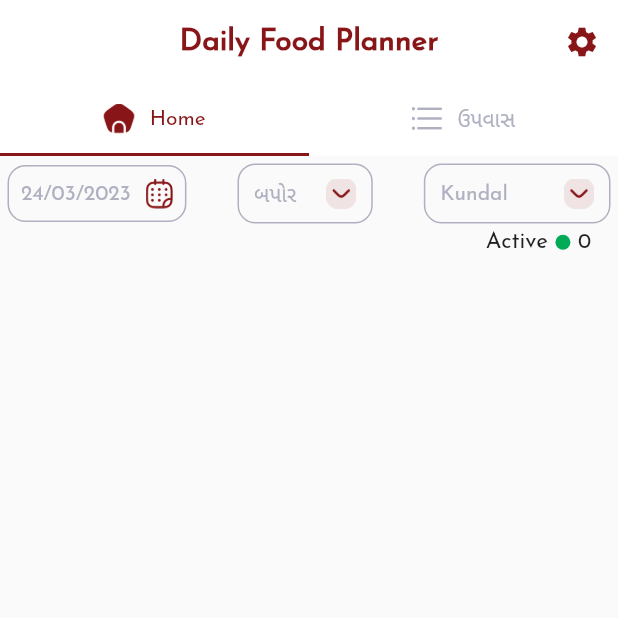
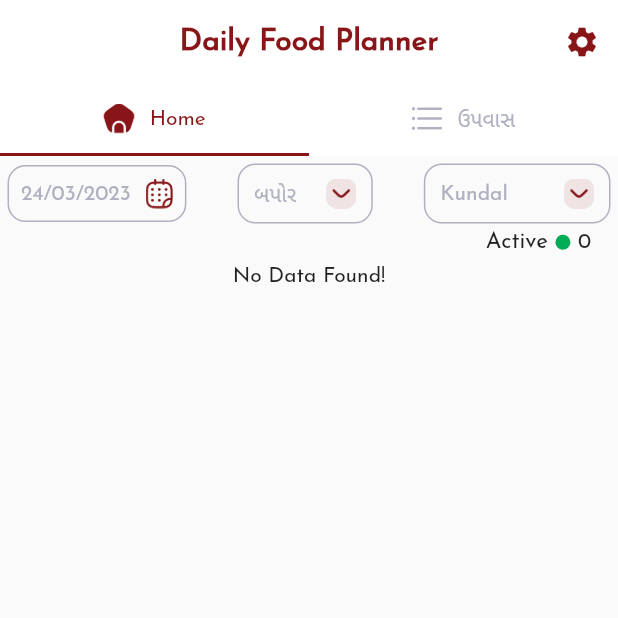
Before and after one commit to KhilanVitthani/food_planner_app, a Flutter app: the screen it shows after launch, scrolled down 576 dp, after a tap on "Save", on a phone screen of 412 x 824 dp, the top half of it. Run offline on Flutter 3.47's test engine with Material 2 defaults, Android fonts, the phone set to English and light mode, and no system bars; our stand-ins replace get, get_it, get_storage, sqflite; accounts and stored records are empty.

Commit message:
full app done.

```diff
--- a/lib/app/modules/home/views/home_view.dart
+++ b/lib/app/modules/home/views/home_view.dart
@@ -1,6 +1,6 @@
 import 'package:flutter/material.dart';
+import 'package:food_planner_app/constants/sizeConstant.dart';
 import 'package:food_planner_app/models/selected_model.dart';
-import 'package:food_planner_app/utilities/progress_dialog_utils.dart';
 
 import 'package:get/get.dart';
 
@@ -13,6 +13,7 @@ class HomeView extends GetView<HomeController> {
   const HomeView({Key? key}) : super(key: key);
   @override
   Widget build(BuildContext context) {
+    MySize().init(context);
     return GetBuilder<HomeController>(
         init: HomeController(),
         builder: (controller) {
@@ -200,10 +201,22 @@ class HomeView extends GetView<HomeController> {
                             child: Padding(
                               padding: EdgeInsets.symmetric(horizontal: 5.0),
                               child: SingleChildScrollView(
+                                physics: BouncingScrollPhysics(),
                                 child: Column(
                                   children: [
-                                    GridView.builder(
-                                      physics: NeverScrollableScrollPhysics(),
+                                    (controller.userList
+                                            .where((element) =>
+                                                element.location.value ==
+                                                controller
+                                                    .dropdownlocation.value)
+                                            .toList()
+                                            .isEmpty)
+                                        ? Container(
+                                            height: MySize.screenHeight,
+                                            child: Text("No Data Found!"))
+                                        : GridView.builder(
+                                            physics:
+                                                NeverScrollableScrollPhysics(),
                                             shrinkWrap: true,
                                             gridDelegate:
                                                 SliverGridDelegateWithFixedCrossAxisCount(
@@ -213,17 +226,20 @@ class HomeView extends GetView<HomeController> {
                                             itemCount: controller.userList
                                                 .where((element) =>
                                                     element.location.value ==
-                                              controller.dropdownlocation.value)
+                                                    controller
+                                                        .dropdownlocation.value)
                                                 .toList()
                                                 .length,
                                             itemBuilder: (context, index) {
                                               return InkWell(
                                                 onTap: () {
-                                            if (controller
-                                                .attendanceList.isNotEmpty) {
-                                              int mId = controller.userList
+                                                  if (controller.attendanceList
+                                                      .isNotEmpty) {
+                                                    int mId = controller
+                                                        .userList
                                                         .where((element) =>
-                                                      element.location.value ==
+                                                            element.location
+                                                                .value ==
                                                             controller
                                                                 .dropdownlocation
                                                                 .value)
@@ -235,38 +251,58 @@ class HomeView extends GetView<HomeController> {
                                                         .any((element) =>
                                                             element.id == mId);
                                                     if (isPresnt) {
-                                                SelectedModels selectedData =
-                                                    controller.attendanceList
+                                                      SelectedModels
+                                                          selectedData =
+                                                          controller
+                                                              .attendanceList
                                                               .where((p0) =>
                                                                   p0.id == mId)
                                                               .first;
-                                                if (selectedData.status == 1) {
-                                                  getIt<DBHelper>().updateTime(
-                                                      id: selectedData.id,
-                                                      time: selectedData.time,
-                                                      date: selectedData.date,
+                                                      if (selectedData.status ==
+                                                          1) {
+                                                        getIt<DBHelper>()
+                                                            .updateTime(
+                                                                id: selectedData
+                                                                    .id,
+                                                                time:
+                                                                    selectedData
+                                                                        .time,
+                                                                date:
+                                                                    selectedData
+                                                                        .date,
                                                                 status: 2.obs);
                                                       } else if (selectedData
                                                               .status ==
                                                           2) {
-                                                  getIt<DBHelper>().delete(
-                                                      id: selectedData.id,
-                                                      time: selectedData.time,
-                                                      date: selectedData.date);
+                                                        getIt<DBHelper>()
+                                                            .delete(
+                                                                id: selectedData
+                                                                    .id,
+                                                                time:
+                                                                    selectedData
+                                                                        .time,
+                                                                date:
+                                                                    selectedData
+                                                                        .date);
                                                       } else {
-                                                  getIt<DBHelper>().update(
-                                                      id: selectedData.id,
+                                                        getIt<DBHelper>()
+                                                            .update(
+                                                                id: selectedData
+                                                                    .id,
                                                                 status: 1.obs);
                                                       }
-                                                controller.getSelectedList(
+                                                      controller
+                                                          .getSelectedList(
                                                               context: context);
                                                     } else {
                                                       controller.addTask(
                                                         context: context,
                                                         task: SelectedModels(
-                                                      id: controller.userList
+                                                            id: controller
+                                                                .userList
                                                                 .where((element) =>
-                                                              element.location
+                                                                    element
+                                                                        .location
                                                                         .value ==
                                                                     controller
                                                                         .dropdownlocation
@@ -283,9 +319,11 @@ class HomeView extends GetView<HomeController> {
                                                   } else {
                                                     controller.addTask(
                                                         task: SelectedModels(
-                                                      id: controller.userList
+                                                            id: controller
+                                                                .userList
                                                                 .where((element) =>
-                                                              element.location
+                                                                    element
+                                                                        .location
                                                                         .value ==
                                                                     controller
                                                                         .dropdownlocation
@@ -303,16 +341,20 @@ class HomeView extends GetView<HomeController> {
                                                 child: Obx(() {
                                                   return Container(
                                                       decoration: BoxDecoration(
-                                                    shape: BoxShape.circle,
+                                                          shape:
+                                                              BoxShape.circle,
                                                           color: controller.getColor(
-                                                        id: controller.userList
+                                                              id: controller
+                                                                  .userList
                                                                   .where((element) =>
-                                                                element.location
+                                                                      element
+                                                                          .location
                                                                           .value ==
                                                                       controller
                                                                           .dropdownlocation
                                                                           .value)
-                                                            .toList()[index]
+                                                                  .toList()[
+                                                                      index]
                                                                   .id!)
                                                           // color: (controller.userList
                                                           //             .where((element) =>
@@ -348,8 +390,8 @@ class HomeView extends GetView<HomeController> {
                                                           child: Text(
                                                         controller.userList
                                                             .where((element) =>
-                                                          element
-                                                              .location.value ==
+                                                                element.location
+                                                                    .value ==
                                                                 controller
                                                                     .dropdownlocation
                                                                     .value)
--- a/lib/app/modules/location_screen/views/location_screen_view.dart
+++ b/lib/app/modules/location_screen/views/location_screen_view.dart
@@ -42,7 +42,10 @@ class LocationScreenView extends GetView<LocationScreenController> {
               centerTitle: true,
               actions: [
                 TextButton(
-                  child: Text("Save"),
+                  child: Text(
+                    "Save",
+                    style: TextStyle(color: appTheme.primaryTheme),
+                  ),
                   onPressed: () async {
                     controller.selectedList.forEach((element) async {
                       if (controller.isFromLocation.isTrue) {
@@ -81,6 +84,7 @@ class LocationScreenView extends GetView<LocationScreenController> {
                                       controller.selectedList[index].location
                                           .value = value!;
                                     },
+                                    activeColor: appTheme.primaryTheme,
                                   ),
                                   Text(
                                     "Kundal",
@@ -88,7 +92,7 @@ class LocationScreenView extends GetView<LocationScreenController> {
                                         color: (controller.selectedList[index]
                                                     .location.value ==
                                                 controller.location[0])
-                                            ? Colors.blue
+                                            ? appTheme.primaryTheme
                                             : Colors.black),
                                   ),
                                 ],
@@ -104,6 +108,7 @@ class LocationScreenView extends GetView<LocationScreenController> {
                                       controller.selectedList[index].location
                                           .value = value!;
                                     },
+                                    activeColor: appTheme.primaryTheme,
                                   ),
                                   Text(
                                     "Vadodara",
@@ -111,7 +116,7 @@ class LocationScreenView extends GetView<LocationScreenController> {
                                         color: (controller.selectedList[index]
                                                     .location.value ==
                                                 controller.location[1])
-                                            ? Colors.blue
+                                            ? appTheme.primaryTheme
                                             : Colors.black),
                                   ),
                                 ],
@@ -127,6 +132,7 @@ class LocationScreenView extends GetView<LocationScreenController> {
                                       controller.selectedList[index].location
                                           .value = value!;
                                     },
+                                    activeColor: appTheme.primaryTheme,
                                   ),
                                   Text(
                                     "Gam",
@@ -134,7 +140,7 @@ class LocationScreenView extends GetView<LocationScreenController> {
                                         color: (controller.selectedList[index]
                                                     .location.value ==
                                                 controller.location[2])
-                                            ? Colors.blue
+                                            ? appTheme.primaryTheme
                                             : Colors.black),
                                   ),
                                 ],
```
Also changed, not shown: lib/app/modules/add_upvas/controllers/add_upvas_controller.dart (+6 -4 lines), lib/app/modules/add_upvas/views/add_upvas_view.dart (+3 -4 lines), lib/app/modules/upavas_list_view/controllers/upavas_list_view_controller.dart (+8 -6 lines), lib/app/modules/upavas_list_view/views/upavas_list_view_view.dart (+7 -1 lines). Lines whose indentation alone changed are shown as unchanged.
